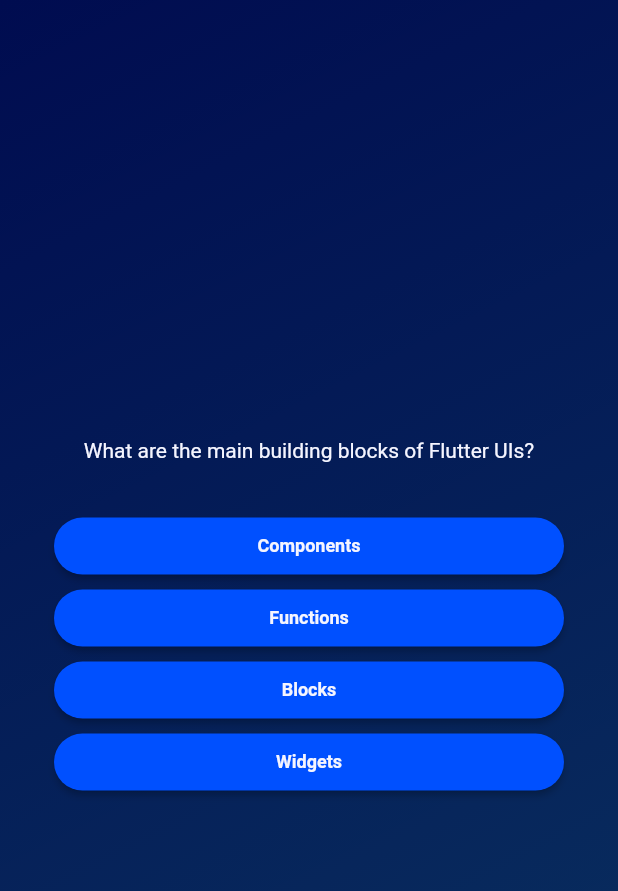
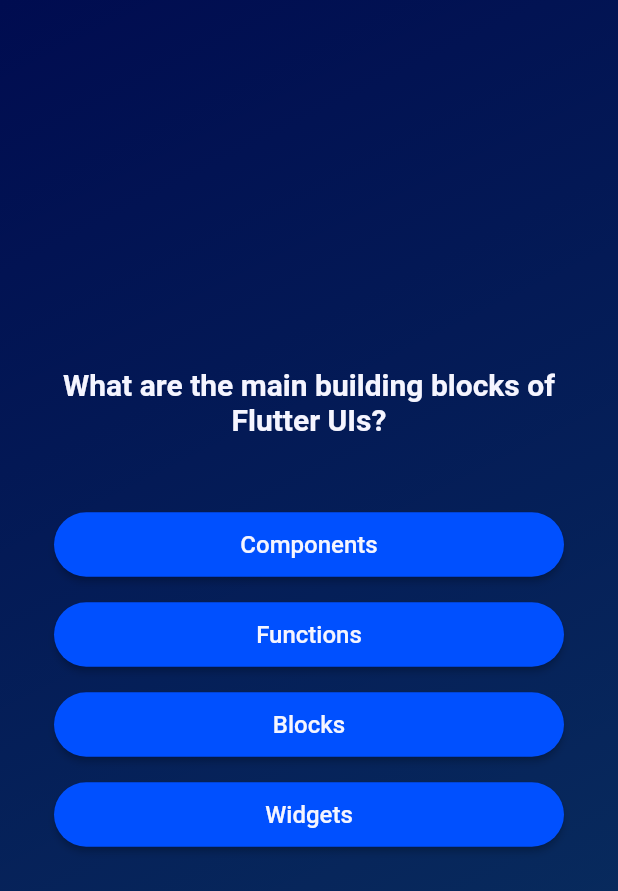
Before and after one commit to c-abbott/quiz_app, a Flutter app: the screen it shows after launch, after a tap on "Start Quiz", on a phone screen of 412 x 824 dp. Shown: the top 891 px of the screen. Run offline on Flutter 3.47's test engine with Material 2 defaults, Android fonts, the phone set to English and light mode, and no system bars; Roboto replaces fonts that are missing (ProximaNova).

Commit message:
More formatting :art:

```diff
--- a/lib/answer_button.dart
+++ b/lib/answer_button.dart
@@ -26,9 +26,9 @@ class AnswerButton extends StatelessWidget {
       ),
       child: Text(
         text,
+        textAlign: TextAlign.center,
         style: const TextStyle(
-          fontSize: 12,
-          fontWeight: FontWeight.bold,
+          fontSize: 16,
           fontFamily: 'ProximaNova',
           color: skWhite,
         ),
--- a/lib/constants.dart
+++ b/lib/constants.dart
@@ -8,6 +8,7 @@ const buttonColor = Color.fromARGB(255, 0, 80, 255);
 const buttonText = TextStyle(
   fontSize: 20,
   fontFamily: 'ProximaNova',
+  fontWeight: FontWeight.bold,
   color: skWhite,
 );
 
--- a/lib/questions_screen.dart
+++ b/lib/questions_screen.dart
@@ -13,9 +13,17 @@ class QuestionsScreen extends StatefulWidget {
 }
 
 class _QuestionsScreenState extends State<QuestionsScreen> {
+  var currentQuestionIndex = 0;
+
+  void answerQuestion() {
+    setState(() {
+      currentQuestionIndex++;
+    });
+  }
+
   @override
   Widget build(context) {
-    final currentQuestion = questions[0];
+    final currentQuestion = questions[currentQuestionIndex];
 
     return SizedBox(
       width: double.infinity,
@@ -27,18 +35,25 @@ class _QuestionsScreenState extends State<QuestionsScreen> {
           children: [
             Text(
               currentQuestion.question,
-              style: const TextStyle(color: skWhite),
+              style: const TextStyle(
+                  color: skWhite,
+                  fontFamily: 'ProximaNova',
+                  fontSize: 20,
+                  fontWeight: FontWeight.bold),
               textAlign: TextAlign.center,
             ),
-            const SizedBox(height: 32),
+            const SizedBox(height: 48),
 
             /// ... unpacks the list of AnswerButton widgets
             ...currentQuestion.getShuffledAnswers().map((answer) {
-              return AnswerButton(
-                text: answer,
-                onPressed: () {},
+              return Container(
+                margin: const EdgeInsets.only(bottom: 12), // Adjust as needed
+                child: AnswerButton(
+                  text: answer,
+                  onPressed: answerQuestion,
+                ),
               );
-            }),
+            }).toList(),
           ],
         ),
       ),
```
